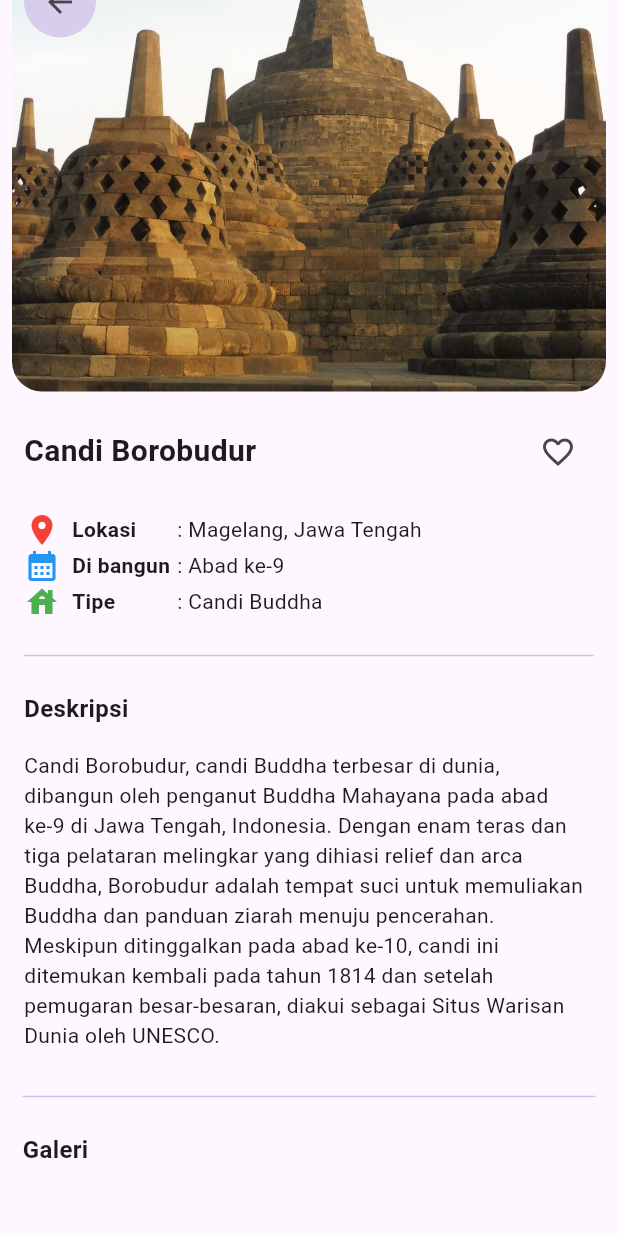
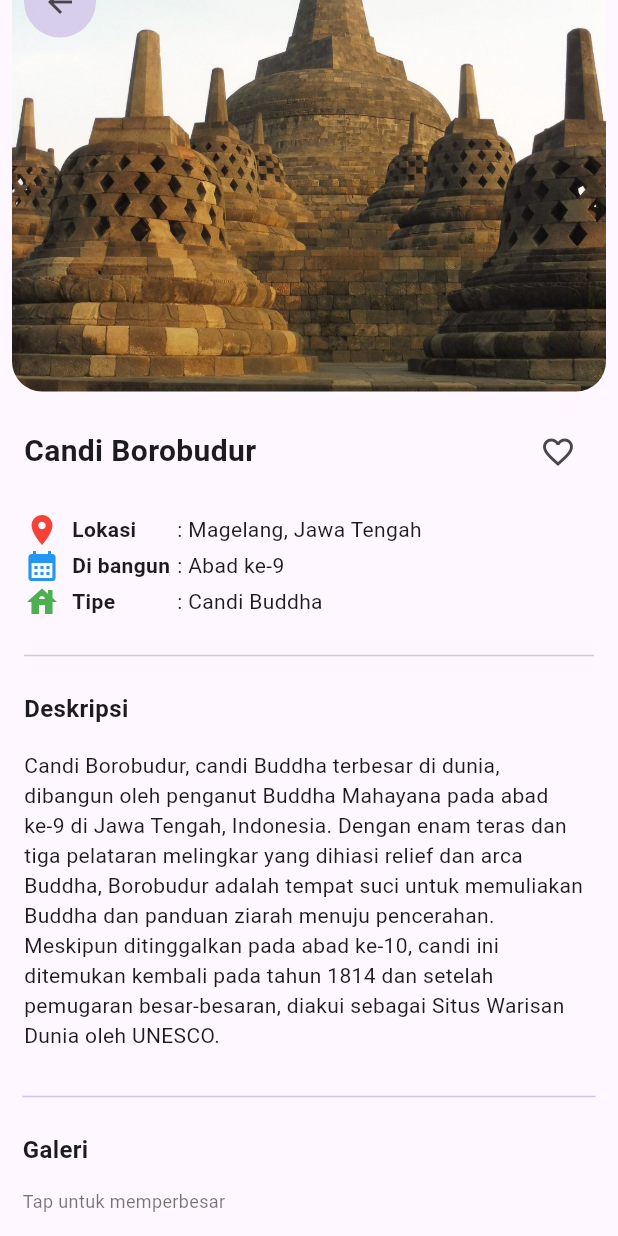
Before and after one commit to 2024-2025-Gasal-PABI-SI5B/project-wisata-candi-si5b-firaav, a Flutter app: the screen it shows after launch, scrolled down 39 dp, on a phone screen of 412 x 824 dp. Run offline on Flutter 3.47's test engine with Material 3 defaults, Android fonts, the phone set to English and light mode, and no system bars.

Commit message:
Update detail_screen.dart

```diff
--- a/candi_alfira/lib/screens/detail_screen.dart
+++ b/candi_alfira/lib/screens/detail_screen.dart
@@ -159,7 +159,7 @@ class DetailScreen extends StatelessWidget {
                     const SizedBox(
                       height: 16,
                     ),
-                    Text('Galeri',
+                    const Text('Galeri',
                       style: TextStyle(
                         fontSize: 16,
                         fontWeight: FontWeight.bold,
@@ -168,7 +168,10 @@ class DetailScreen extends StatelessWidget {
                     const SizedBox(height: 10,),
                     SizedBox(),
                     const SizedBox(height: 4,),
-                    Text(''),
+                    const Text(
+                      'Tap untuk memperbesar',
+                      style: TextStyle(fontSize: 12, color: Colors.black54),
+                    ),
                   ],
                 ),
               )
```
